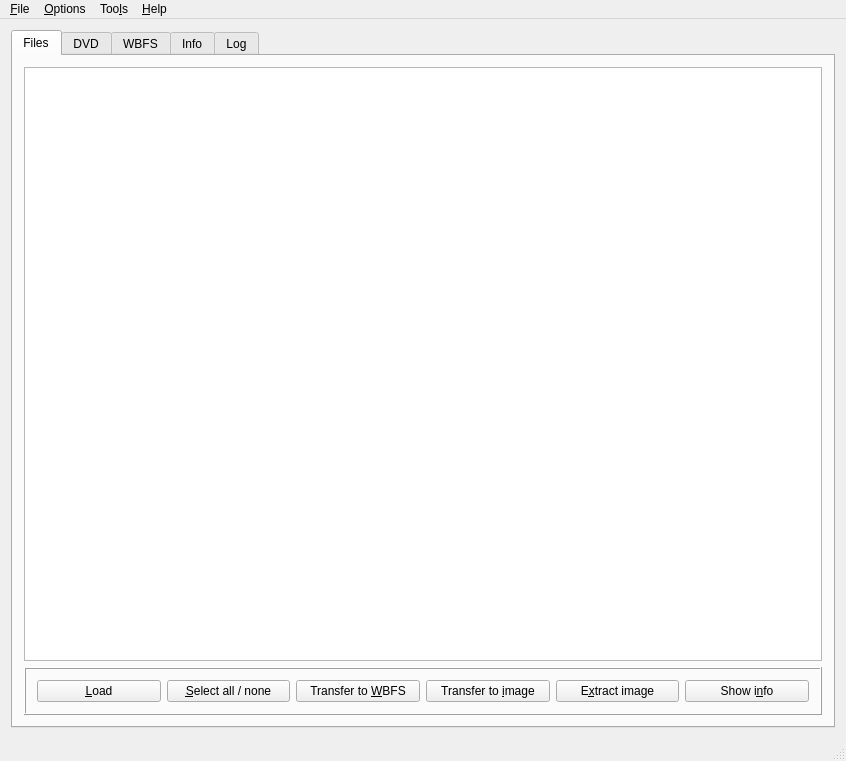
This is resources/ui/wiibafu.ui in evertonstz/wiibafu as Qt 5 draws it before an edit. The edited form follows.
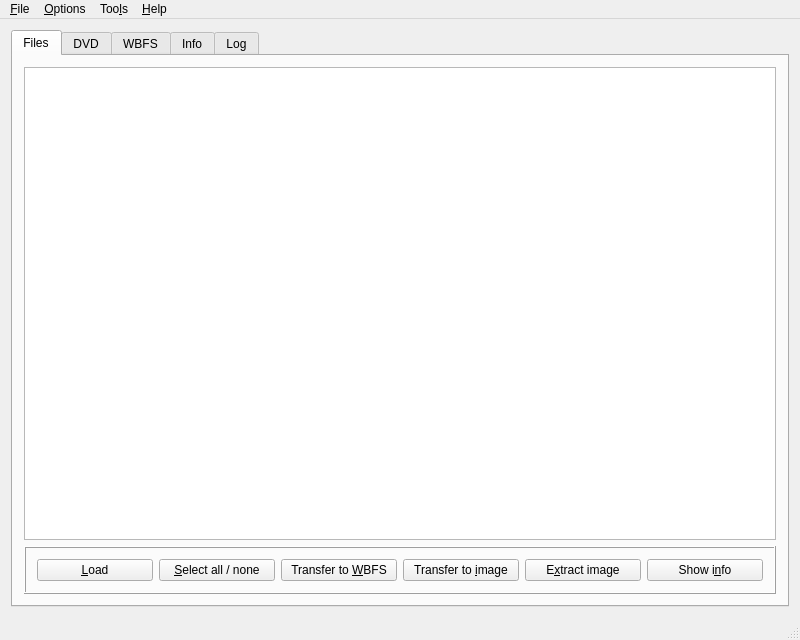
This is the edited form. Icons and pictures are not drawn.

Commit message: Intercepts QMainWindow::event to suppress QEvent::StatusTip

Patch:
```diff
--- a/resources/ui/wiibafu.ui
+++ b/resources/ui/wiibafu.ui
@@ -6,8 +6,8 @@
    <rect>
     <x>0</x>
     <y>0</y>
-    <width>846</width>
-    <height>761</height>
+    <width>800</width>
+    <height>640</height>
    </rect>
   </property>
   <property name="sizePolicy">
@@ -1188,8 +1188,8 @@
     <rect>
      <x>0</x>
      <y>0</y>
-     <width>846</width>
-     <height>22</height>
+     <width>800</width>
+     <height>21</height>
     </rect>
    </property>
    <widget class="QMenu" name="menuFile">
```
Left out of the diff: 11 changed lines with no effect on the pictures. The commit also changes 2 other files.
